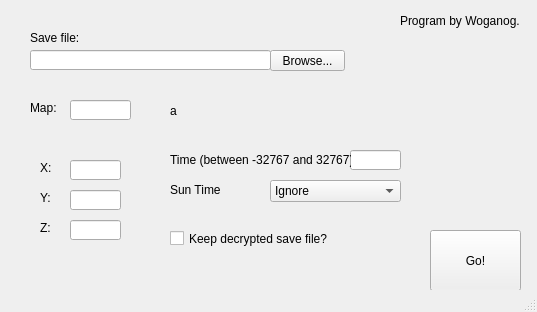
The window that gui.ui (YKW-Modding/Yamba) describes before a commit, drawn with Qt 5.
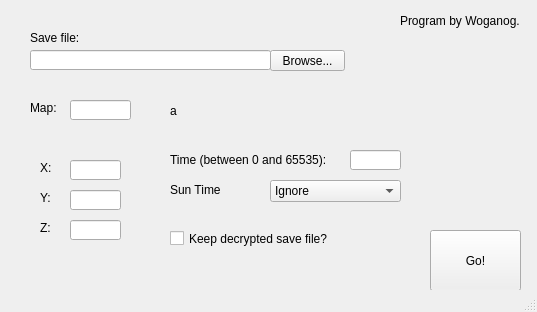
The same window after the commit.

Commit message: Finally fixing time

What changed in the file:
```diff
--- a/gui.ui
+++ b/gui.ui
@@ -214,7 +214,7 @@
      </rect>
     </property>
     <property name="text">
-     <string>Time (between -32767 and 32767):</string>
+     <string>Time (between 0 and 65535):</string>
     </property>
    </widget>
    <widget class="QLabel" name="label">
```
Left out of the diff: 14 changed lines with no effect on the pictures. The commit also changes 2 other files.
